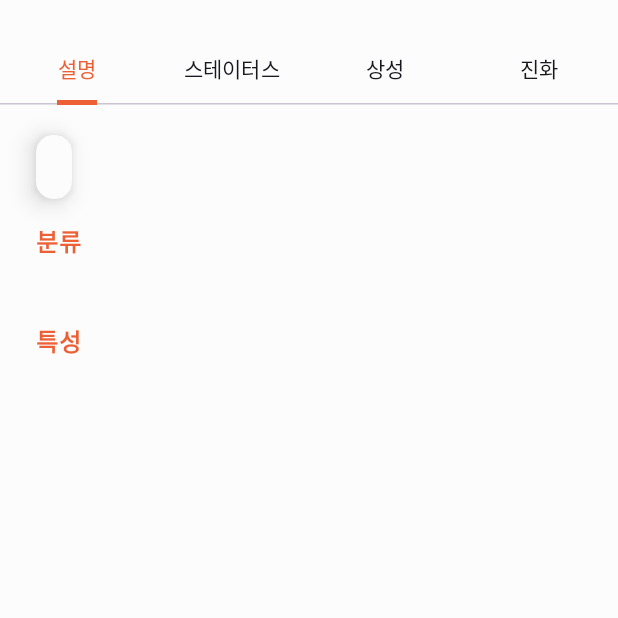
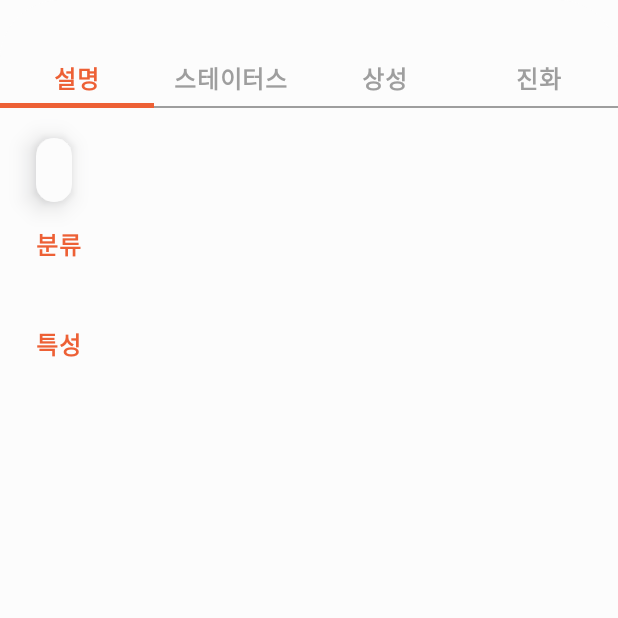
Before and after one commit to kmj94102/PokemonDex, an Android app built with Jetpack Compose: the composable DetailFooter shown on its own in the app's theme, on a phone screen of 412 x 824 dp, the top half of it. Run offline under Robolectric (Android 15) with nearby library versions, the phone set to English and light mode, and no system bars; our stand-ins replace Dagger/Hilt's generated code, accompanist, constraintlayout-compose; libraries missing offline, so code that uses them is left out: coil.decode; pictures from the network do not load.

Commit message:
- Tab 구현 방식 변경

```diff
--- a/app/src/main/java/com/example/pokemondex/util/ComposeUtil.kt
+++ b/app/src/main/java/com/example/pokemondex/util/ComposeUtil.kt
@@ -1,27 +1,25 @@
 package com.example.pokemondex.util
 
-import androidx.compose.animation.core.FastOutSlowInEasing
-import androidx.compose.animation.core.animateDpAsState
-import androidx.compose.animation.core.tween
 import androidx.compose.foundation.clickable
 import androidx.compose.foundation.interaction.MutableInteractionSource
 import androidx.compose.foundation.isSystemInDarkTheme
 import androidx.compose.foundation.layout.*
 import androidx.compose.foundation.lazy.LazyListScope
-import androidx.compose.material3.*
+import androidx.compose.material3.Divider
+import androidx.compose.material3.Tab
+import androidx.compose.material3.TabRowDefaults
+import androidx.compose.material3.Text
 import androidx.compose.runtime.Composable
-import androidx.compose.runtime.getValue
-import androidx.compose.runtime.mutableStateListOf
 import androidx.compose.runtime.remember
-import androidx.compose.ui.Alignment
+import androidx.compose.runtime.rememberCoroutineScope
 import androidx.compose.ui.Modifier
-import androidx.compose.ui.composed
 import androidx.compose.ui.graphics.Color
-import androidx.compose.ui.platform.LocalDensity
-import androidx.compose.ui.platform.debugInspectorInfo
-import androidx.compose.ui.unit.Dp
 import androidx.compose.ui.unit.dp
 import com.example.pokemondex.ui.theme.*
+import com.google.accompanist.pager.ExperimentalPagerApi
+import com.google.accompanist.pager.PagerState
+import com.google.accompanist.pager.pagerTabIndicatorOffset
+import kotlinx.coroutines.launch
 
 @Composable
 fun getWhite() : Color =
@@ -82,76 +80,44 @@ fun <T> LazyListScope.gridItems(
     }
 }
 
-// 출처 : https://medium.com/@sukhdip_sandhu/jetpack-compose-scrollabletabrow-indicator-matches-width-of-text-e79c0e5826fe
+@OptIn(ExperimentalPagerApi::class)
 @Composable
 fun CustomScrollableTabRow(
     tabs: List<String>,
     selectedTabIndex: Int,
-    onTabClick: (Int) -> Unit
+    pagerState: PagerState
 ) {
-    val density = LocalDensity.current
-    val tabWidths = remember {
-        val tabWidthStateList = mutableStateListOf<Dp>()
-        repeat(tabs.size) {
-            tabWidthStateList.add(0.dp)
-        }
-        tabWidthStateList
-    }
+    val coroutineScope = rememberCoroutineScope()
 
-    TabRow(
+    androidx.compose.material.TabRow(
         selectedTabIndex = selectedTabIndex,
-        containerColor = Color.Transparent,
-        contentColor = Color.White,
+        backgroundColor = getWhite(),
         indicator = { tabPositions ->
             TabRowDefaults.Indicator(
-                modifier = Modifier.customTabIndicatorOffset(
-                    currentTabPosition = tabPositions[selectedTabIndex],
-                    tabWidth = tabWidths[selectedTabIndex]
-                ),
-                color = MainColor
+                Modifier.pagerTabIndicatorOffset(pagerState, tabPositions)
             )
         },
-        modifier = Modifier.padding(top = 22.dp)
+        divider = {
+            Divider(color = getGray(), modifier = Modifier.height(1.dp))
+        }
     ) {
-        tabs.forEachIndexed { tabIndex, tab ->
+        tabs.forEachIndexed { index, tabItem ->
             Tab(
-                selected = selectedTabIndex == tabIndex,
-                onClick = { onTabClick(tabIndex) },
+                selected = selectedTabIndex == index,
                 selectedContentColor = MainColor,
-                unselectedContentColor = getBlack(),
-                text = {
-                    Text(
-                        text = tab,
-                        onTextLayout = { textLayoutResult ->
-                            tabWidths[tabIndex] =
-                                with(density) { textLayoutResult.size.width.toDp() }
-                        }
-                    )
+                unselectedContentColor = getGray(),
+                onClick = {
+                    coroutineScope.launch {
+                        pagerState.animateScrollToPage(index)
+                    }
                 }
-            )
+            ) {
+                Text(
+                    text = tabItem,
+                    style = Typography.bodyLarge,
+                    modifier = Modifier.padding(top = 40.dp, bottom = 8.dp)
+                )
+            }
         }
     }
 }
-
-fun Modifier.customTabIndicatorOffset(
-    currentTabPosition: TabPosition,
-    tabWidth: Dp
-): Modifier = composed(
-    inspectorInfo = debugInspectorInfo {
-        name = "customTabIndicatorOffset"
-        value = currentTabPosition
-    }
-) {
-    val currentTabWidth by animateDpAsState(
-        targetValue = tabWidth,
-        animationSpec = tween(durationMillis = 250, easing = FastOutSlowInEasing)
-    )
-    val indicatorOffset by animateDpAsState(
-        targetValue = ((currentTabPosition.left + currentTabPosition.right - tabWidth) / 2),
-        animationSpec = tween(durationMillis = 250, easing = FastOutSlowInEasing)
-    )
-    fillMaxWidth()
-        .wrapContentSize(Alignment.BottomStart)
-        .offset(x = indicatorOffset)
-        .width(currentTabWidth)
-}
--- a/app/src/main/java/com/example/pokemondex/view/detail/PokemonDetail.kt
+++ b/app/src/main/java/com/example/pokemondex/view/detail/PokemonDetail.kt
@@ -3,14 +3,17 @@ package com.example.pokemondex.view.detail
 import androidx.compose.foundation.Image
 import androidx.compose.foundation.background
 import androidx.compose.foundation.layout.*
-import androidx.compose.foundation.shape.CircleShape
 import androidx.compose.foundation.shape.RoundedCornerShape
-import androidx.compose.material3.*
-import androidx.compose.runtime.*
+import androidx.compose.material3.Card
+import androidx.compose.material3.CardDefaults
+import androidx.compose.material3.Text
+import androidx.compose.runtime.Composable
+import androidx.compose.runtime.collectAsState
+import androidx.compose.runtime.mutableStateOf
+import androidx.compose.runtime.remember
 import androidx.compose.ui.Alignment
 import androidx.compose.ui.Modifier
 import androidx.compose.ui.graphics.Brush
-import androidx.compose.ui.graphics.Color
 import androidx.compose.ui.graphics.ColorFilter
 import androidx.compose.ui.res.painterResource
 import androidx.compose.ui.res.stringResource
@@ -22,7 +25,10 @@ import androidx.constraintlayout.compose.Dimension
 import androidx.hilt.navigation.compose.hiltViewModel
 import coil.compose.AsyncImage
 import com.example.pokemondex.R
-import com.example.pokemondex.network.data.*
+import com.example.pokemondex.network.data.Evolution
+import com.example.pokemondex.network.data.PokemonItem
+import com.example.pokemondex.network.data.getTypeColorList
+import com.example.pokemondex.network.data.getTypeImage
 import com.example.pokemondex.ui.theme.Black
 import com.example.pokemondex.ui.theme.Typography
 import com.example.pokemondex.util.CustomScrollableTabRow
@@ -34,7 +40,6 @@ import com.example.pokemondex.view.navigation.RouteAction
 import com.google.accompanist.pager.ExperimentalPagerApi
 import com.google.accompanist.pager.HorizontalPager
 import com.google.accompanist.pager.rememberPagerState
-import kotlinx.coroutines.launch
 
 @Composable
 fun DetailScreen(
@@ -70,7 +75,7 @@ fun DetailScreen(
                     start.linkTo(parent.start)
                     end.linkTo(parent.end)
                 }
-        ) // DetailHeader
+        ) // 타이틀
 
         /** 포켓몬 정보 표시 **/
         DetailFooter(
@@ -97,7 +102,7 @@ fun DetailScreen(
                 start.linkTo(parent.start)
                 end.linkTo(parent.end)
             }
-        ) // DetailBody
+        ) // 포켓몬 정보 표시
 
         if (isLoading.value) {
             LoadingDialog(isLoading = isLoading)
@@ -123,6 +128,7 @@ fun DetailScreen(
             isLoading.value = false
         }
         DetailViewModel.Event.Failure -> {
+            isLoading.value = false
             isError.value = true
         }
     }
@@ -311,7 +317,6 @@ fun DetailFooter(
     )
     val pagerState = rememberPagerState(initialPage = 0)
     val tabIndex = pagerState.currentPage
-    val coroutineScope = rememberCoroutineScope()
 
     Card(
         shape = RoundedCornerShape(topStart = 40.dp, topEnd = 40.dp),
@@ -324,11 +329,8 @@ fun DetailFooter(
         CustomScrollableTabRow(
             tabs = tabData.map { it.name },
             selectedTabIndex = tabIndex,
-        ) { index ->
-            coroutineScope.launch {
-                pagerState.animateScrollToPage(index)
-            }
-        }
+            pagerState = pagerState
+        )
 
         /** 뷰페이저 **/
         HorizontalPager(
```
